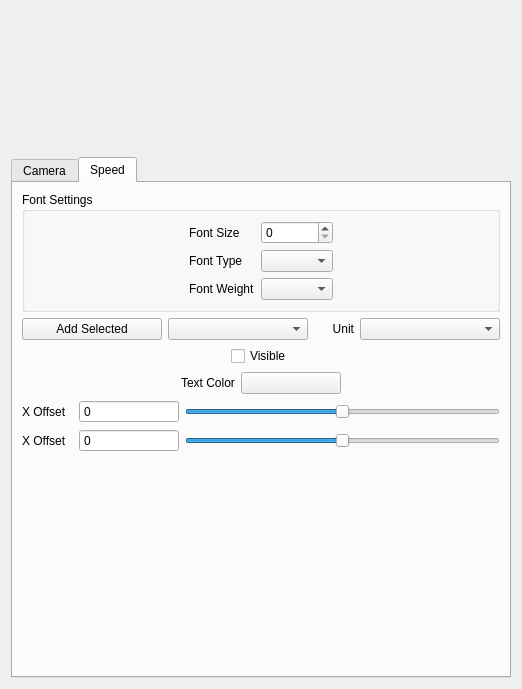
First picture: the form in maya/python/ccmaya/panels/cc_hud_panel.ui, repository mrmcdog23/controlChaos, before the edit.
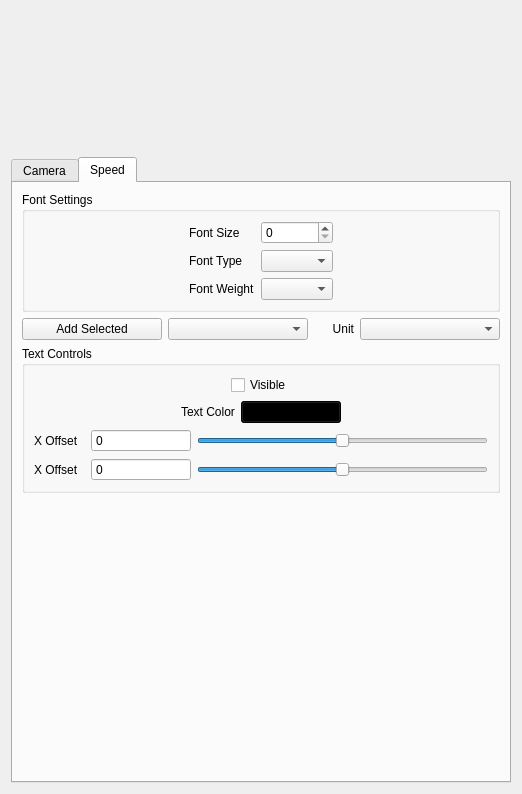
Second picture: the form after the edit.

Commit message: work on the controls for the hud

Patch:
```diff
--- a/maya/python/ccmaya/panels/cc_hud_panel.ui
+++ b/maya/python/ccmaya/panels/cc_hud_panel.ui
@@ -7,7 +7,7 @@
     <x>0</x>
     <y>0</y>
     <width>400</width>
-    <height>689</height>
+    <height>794</height>
    </rect>
   </property>
   <property name="maximumSize">
@@ -64,21 +64,8 @@
       <attribute name="title">
        <string>Speed</string>
       </attribute>
-      <layout class="QGridLayout" name="gridLayout_6">
-       <item row="5" column="0">
-        <spacer name="verticalSpacer">
-         <property name="orientation">
-          <enum>Qt::Vertical</enum>
-         </property>
-         <property name="sizeHint" stdset="0">
-          <size>
-           <width>20</width>
-           <height>76</height>
-          </size>
-         </property>
-        </spacer>
-       </item>
-       <item row="0" column="0">
+      <layout class="QVBoxLayout" name="verticalLayout">
+       <item>
         <widget class="QGroupBox" name="groupBox">
          <property name="title">
           <string>Font Settings</string>
@@ -150,7 +137,7 @@
          </layout>
         </widget>
        </item>
-       <item row="1" column="0">
+       <item>
         <layout class="QHBoxLayout" name="horizontalLayout_2">
          <item>
           <widget class="QPushButton" name="btn_add_selected">
@@ -186,107 +173,13 @@
          </item>
         </layout>
        </item>
-       <item row="4" column="0">
-        <layout class="QGridLayout" name="gridLayout_5">
-         <item row="1" column="0">
-          <widget class="QLabel" name="lbl_y_offset">
-           <property name="text">
-            <string>X Offset</string>
-           </property>
-          </widget>
-         </item>
-         <item row="0" column="3">
-          <widget class="QSlider" name="sld_x_offset">
-           <property name="minimum">
-            <number>-50</number>
-           </property>
-           <property name="maximum">
-            <number>50</number>
-           </property>
-           <property name="orientation">
-            <enum>Qt::Horizontal</enum>
-           </property>
-          </widget>
-         </item>
-         <item row="1" column="3">
-          <widget class="QSlider" name="sld_y_offset">
-           <property name="minimum">
-            <number>-50</number>
-           </property>
-           <property name="maximum">
-            <number>50</number>
-           </property>
-           <property name="orientation">
-            <enum>Qt::Horizontal</enum>
-           </property>
-          </widget>
-         </item>
-         <item row="0" column="0" colspan="2">
-          <widget class="QLabel" name="lbl_x_offset">
-           <property name="text">
-            <string>X Offset</string>
-           </property>
-          </widget>
-         </item>
-         <item row="0" column="2">
-          <widget class="QSpinBox" name="sb_x_offset">
-           <property name="minimumSize">
-            <size>
-             <width>100</width>
-             <height>0</height>
-            </size>
-           </property>
-           <property name="maximumSize">
-            <size>
-             <width>100</width>
-             <height>16777215</height>
-            </size>
-           </property>
-           <property name="readOnly">
-            <bool>true</bool>
-           </property>
-           <property name="buttonSymbols">
-            <enum>QAbstractSpinBox::NoButtons</enum>
-           </property>
-           <property name="minimum">
-            <number>-50</number>
-           </property>
-           <property name="maximum">
-            <number>50</number>
-           </property>
-          </widget>
-         </item>
-         <item row="1" column="2">
-          <widget class="QSpinBox" name="sb_y_offset">
-           <property name="minimumSize">
-            <size>
-             <width>100</width>
-             <height>0</height>
-            </size>
-           </property>
-           <property name="maximumSize">
-            <size>
-             <width>100</width>
-             <height>16777215</height>
-            </size>
-           </property>
-           <property name="readOnly">
-            <bool>true</bool>
-           </property>
-           <property name="buttonSymbols">
-            <enum>QAbstractSpinBox::NoButtons</enum>
-           </property>
-           <property name="minimum">
-            <number>-50</number>
-           </property>
-           <property name="maximum">
-            <number>50</number>
-           </property>
-          </widget>
-         </item>
-        </layout>
-       </item>
-       <item row="2" column="0">
+       <item>
+        <widget class="QGroupBox" name="groupBox_2">
+         <property name="title">
+          <string>Text Controls</string>
+         </property>
+         <layout class="QGridLayout" name="gridLayout_6">
+          <item row="0" column="0">
         <layout class="QHBoxLayout" name="horizontalLayout">
          <item>
           <spacer name="horizontalSpacer">
@@ -323,7 +216,7 @@
          </item>
         </layout>
        </item>
-       <item row="3" column="0">
+          <item row="1" column="0">
         <layout class="QHBoxLayout" name="horizontalLayout_4">
          <item>
           <spacer name="horizontalSpacer_7">
@@ -353,6 +246,9 @@
              <height>0</height>
             </size>
            </property>
+              <property name="styleSheet">
+               <string notr="true">background-color: rgb(255, 258, 0.6);</string>
+              </property>
            <property name="text">
             <string/>
            </property>
@@ -372,6 +268,122 @@
           </spacer>
          </item>
         </layout>
+          </item>
+          <item row="2" column="0">
+           <layout class="QGridLayout" name="gridLayout_5">
+            <item row="1" column="0">
+             <widget class="QLabel" name="lbl_y_offset">
+              <property name="text">
+               <string>X Offset</string>
+              </property>
+             </widget>
+            </item>
+            <item row="0" column="3">
+             <widget class="QSlider" name="sld_x_offset">
+              <property name="minimum">
+               <number>-50</number>
+              </property>
+              <property name="maximum">
+               <number>50</number>
+              </property>
+              <property name="orientation">
+               <enum>Qt::Horizontal</enum>
+              </property>
+             </widget>
+            </item>
+            <item row="1" column="3">
+             <widget class="QSlider" name="sld_y_offset">
+              <property name="minimum">
+               <number>-50</number>
+              </property>
+              <property name="maximum">
+               <number>50</number>
+              </property>
+              <property name="orientation">
+               <enum>Qt::Horizontal</enum>
+              </property>
+             </widget>
+            </item>
+            <item row="0" column="0" colspan="2">
+             <widget class="QLabel" name="lbl_x_offset">
+              <property name="text">
+               <string>X Offset</string>
+              </property>
+             </widget>
+            </item>
+            <item row="0" column="2">
+             <widget class="QSpinBox" name="sb_x_offset">
+              <property name="minimumSize">
+               <size>
+                <width>100</width>
+                <height>0</height>
+               </size>
+              </property>
+              <property name="maximumSize">
+               <size>
+                <width>100</width>
+                <height>16777215</height>
+               </size>
+              </property>
+              <property name="readOnly">
+               <bool>true</bool>
+              </property>
+              <property name="buttonSymbols">
+               <enum>QAbstractSpinBox::NoButtons</enum>
+              </property>
+              <property name="minimum">
+               <number>-50</number>
+              </property>
+              <property name="maximum">
+               <number>50</number>
+              </property>
+             </widget>
+            </item>
+            <item row="1" column="2">
+             <widget class="QSpinBox" name="sb_y_offset">
+              <property name="minimumSize">
+               <size>
+                <width>100</width>
+                <height>0</height>
+               </size>
+              </property>
+              <property name="maximumSize">
+               <size>
+                <width>100</width>
+                <height>16777215</height>
+               </size>
+              </property>
+              <property name="readOnly">
+               <bool>true</bool>
+              </property>
+              <property name="buttonSymbols">
+               <enum>QAbstractSpinBox::NoButtons</enum>
+              </property>
+              <property name="minimum">
+               <number>-50</number>
+              </property>
+              <property name="maximum">
+               <number>50</number>
+              </property>
+             </widget>
+            </item>
+           </layout>
+          </item>
+         </layout>
+        </widget>
+       </item>
+       <item>
+        <spacer name="verticalSpacer">
+         <property name="orientation">
+          <enum>Qt::Vertical</enum>
+         </property>
+         <property name="sizeHint" stdset="0">
+          <size>
+           <width>20</width>
+           <height>76</height>
+          </size>
+         </property>
+        </spacer>
        </item>
       </layout>
      </widget>
```
Lines whose indentation alone changed are shown as unchanged. The commit also changes 2 other files.
